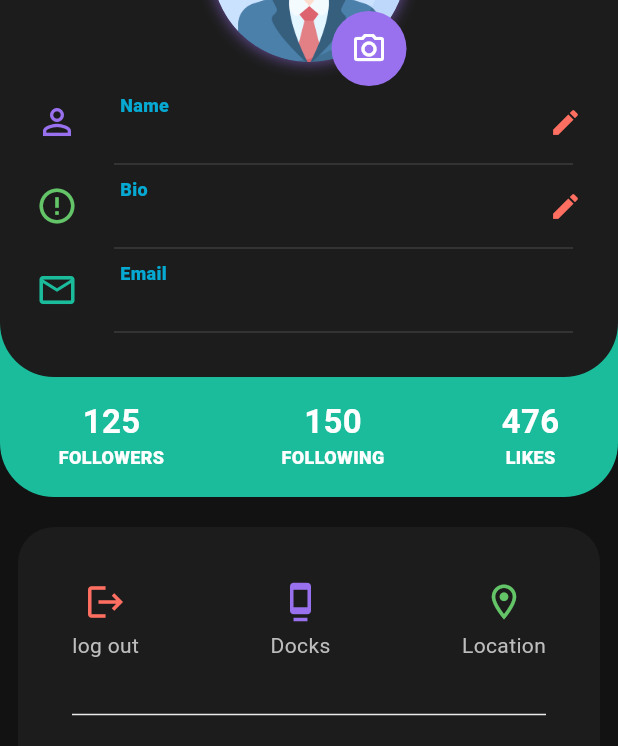
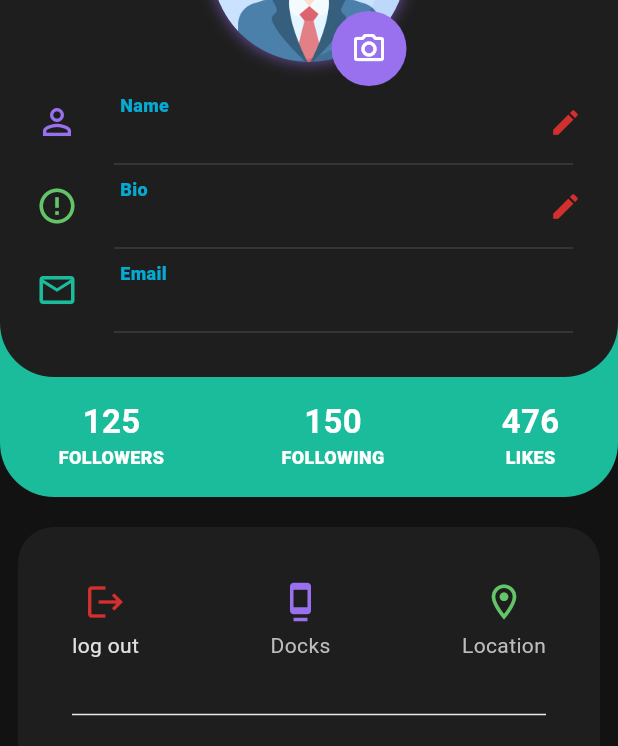
Before and after one commit to MukundVarsani/future-capsule, a Flutter app: the screen it shows once a user with an empty profile is signed in, item 5 of the bottom bar chosen, on a phone screen of 412 x 824 dp. Shown: the part 223-969 px from the top of the screen. Run offline on Flutter 3.47's test engine with Material 3 defaults, Android fonts, the phone set to English and light mode, and no system bars; drawn by our look-alikes of persistent_bottom_nav_bar; our stand-ins replace cached_network_image, carousel_slider, cloud_firestore, firebase_auth, firebase_core, firebase_messaging and 8 more; missing offline and left inert: video_compress; accounts and stored records are empty; project files that could hold a hidden picture were left out.

```diff
--- a/lib/screens/profile/info_field.dart
+++ b/lib/screens/profile/info_field.dart
@@ -8,7 +8,8 @@ class InfoField extends StatefulWidget {
       required this.fieldName,
       required this.fieldValue,
       required this.isEditable,
-      this.onFieldValueChanged, required this.iconColor});
+      this.onFieldValueChanged,
+      required this.iconColor});
 
   final IconData leadingIcon;
   final Color iconColor;
@@ -42,7 +43,7 @@ class _InfoFieldState extends State<InfoField> {
                   ),
                   TextField(
                     controller: _controller,
-                    decoration:  const  InputDecoration(
+                    decoration: const InputDecoration(
                       focusedBorder: UnderlineInputBorder(
                         borderSide: BorderSide(
                             color: AppColors.kWarmCoralColor, width: 2.0),
@@ -57,8 +58,8 @@ class _InfoFieldState extends State<InfoField> {
                     mainAxisAlignment: MainAxisAlignment.end,
                     children: [
                       GestureDetector(
-                        onTap: ()=> Navigator.pop(context),
-                        child:  const  Text(
+                        onTap: () => Navigator.pop(context),
+                        child: const Text(
                           "Cancel",
                           style: TextStyle(
                               color: AppColors.kWarmCoralColor,
@@ -72,11 +73,11 @@ class _InfoFieldState extends State<InfoField> {
                       GestureDetector(
                         onTap: () {
                           if (widget.onFieldValueChanged != null) {
-                        widget.onFieldValueChanged!(_controller.text);
-                      }
+                            widget.onFieldValueChanged!(_controller.text);
+                          }
                           Navigator.pop(context); // Close dialog
                         },
-                        child: const  Text(
+                        child: const Text(
                           "Save",
                           style: TextStyle(
                               color: AppColors.kWarmCoralColor,
@@ -115,7 +116,7 @@ class _InfoFieldState extends State<InfoField> {
                 children: [
                   Text(
                     widget.fieldName,
-                    style: const  TextStyle(
+                    style: const TextStyle(
                         color: Color.fromRGBO(0, 204, 255, 0.8),
                         fontSize: 12,
                         fontWeight: FontWeight.w800),
@@ -123,7 +124,7 @@ class _InfoFieldState extends State<InfoField> {
                   SizedBox(
                     width: MediaQuery.sizeOf(context).width - 130,
                     child: Text(widget.fieldValue,
-                        style: const  TextStyle(
+                        style: const TextStyle(
                             overflow: TextOverflow.ellipsis,
                             color: AppColors.dActiveColorSecondary,
                             fontSize: 16,
@@ -135,11 +136,8 @@ class _InfoFieldState extends State<InfoField> {
               if (widget.isEditable)
                 GestureDetector(
                   onTap: _editField,
-                  child: const  Icon(
-                    Icons.edit,
-                    size: 22,
-                    color: AppColors.kWarmCoralColor,
-                  ),
+                  child: const Icon(Icons.edit,
+                      size: 22, color: Color.fromRGBO(211, 47, 47, 1)),
                 ),
             ],
           ),
--- a/lib/screens/profile/profile_screen.dart
+++ b/lib/screens/profile/profile_screen.dart
@@ -111,7 +111,7 @@ class _ProfileScreenState extends State<ProfileScreen> {
                             padding: const EdgeInsets.only(bottom: 18),
                             decoration: const BoxDecoration(
                               color: Color.fromRGBO(26, 188, 156, 1),
-                              // color: Color.fromRGBO(232, 67, 147, 1),
+
                               borderRadius: BorderRadius.only(
                                 bottomLeft: Radius.circular(36),
                                 bottomRight: Radius.circular(36),
@@ -179,7 +179,7 @@ class _ProfileScreenState extends State<ProfileScreen> {
                             padding: const EdgeInsets.symmetric(horizontal: 12),
                             width: MediaQuery.sizeOf(context).width,
                             decoration: const BoxDecoration(
-                              color: Color.fromRGBO(28, 28, 28, 1),
+                              color: Color.fromRGBO(30, 30, 30, 1),
                               borderRadius: BorderRadius.only(
                                 bottomLeft: Radius.circular(36),
                                 bottomRight: Radius.circular(36),
@@ -239,7 +239,7 @@ class _ProfileScreenState extends State<ProfileScreen> {
                               height: 250,
                               decoration: BoxDecoration(
                                 borderRadius: BorderRadius.circular(24),
-                                color: const Color.fromRGBO(28, 28, 28, 1),
+                                color: const Color.fromRGBO(30, 30, 30, 1),
                               ),
                               child: Column(
                                 mainAxisAlignment:
@@ -257,7 +257,7 @@ class _ProfileScreenState extends State<ProfileScreen> {
                                               Icons.logout,
                                               size: 28,
                                               color: Color.fromRGBO(
-                                                  255, 111, 97, 1),
+                                                  211, 47, 47, 1),
                                             ),
                                             SizedBox(
                                               height: 5,
@@ -265,8 +265,7 @@ class _ProfileScreenState extends State<ProfileScreen> {
                                             Text(
                                               "log out",
                                               style: TextStyle(
-                                                  color: AppColors
-                                                      .kLightGreyColor),
+                                                  color: Color.fromRGBO(224, 224, 224, 1)),
                                             ),
                                           ],
                                         ),
```
Also changed, not shown: lib/data/controllers/recipients.controller.dart (+63 -0 lines), lib/screens/my_futures/my_future_capusles.dart (+13 -14 lines).
